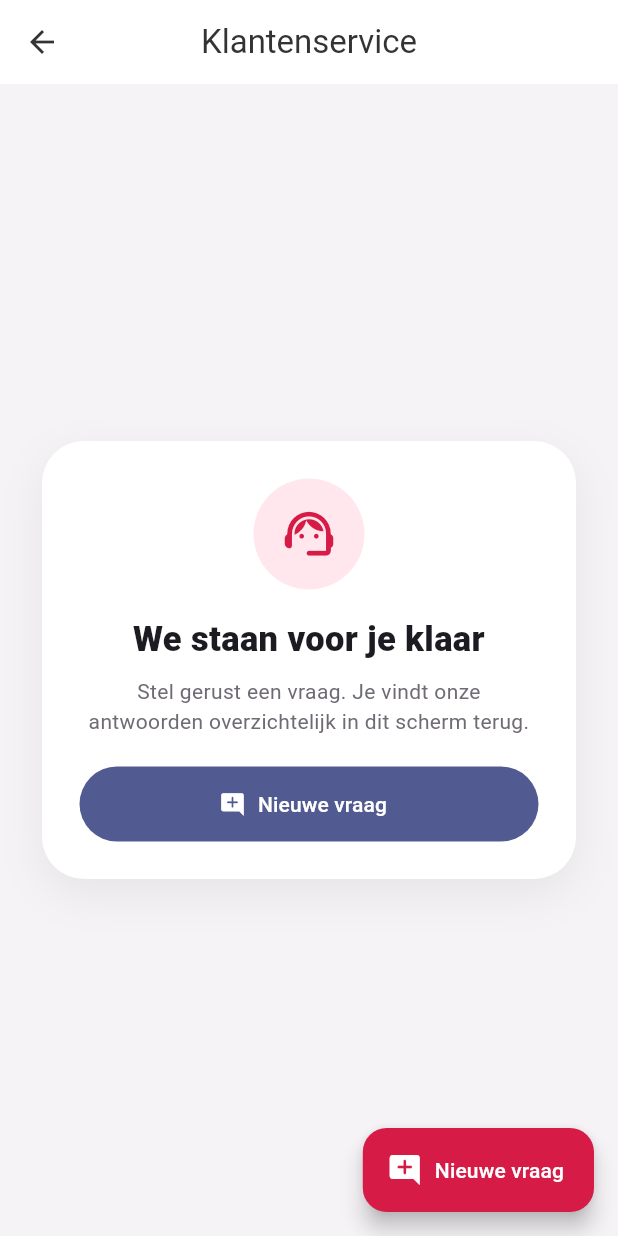
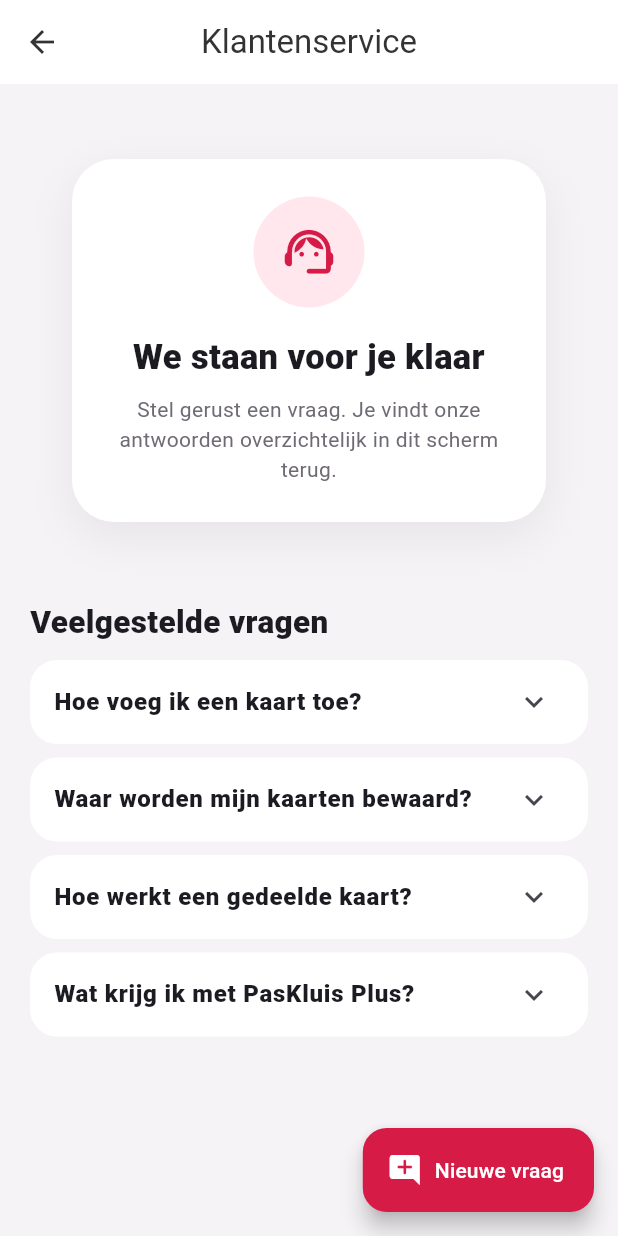
Before and after one commit to RonaldB03/paskluis, a Flutter app: the SupportScreen screen opened directly, on a phone screen of 412 x 824 dp. Run offline on Flutter 3.47's test engine with Material 3 defaults, Android fonts, the phone set to English and light mode, and no system bars; our stand-ins replace barcode_widget, flutter_local_notifications, flutter_secure_storage, geolocator, hive_ce_flutter, image_picker and 6 more; missing offline and left inert: google_mlkit_text_recognition, mobile_scanner, screen_brightness; accounts and stored records are empty.

Commit message:
Refine support and center main titles

```diff
--- a/lib/features/cards/cards_screen.dart
+++ b/lib/features/cards/cards_screen.dart
@@ -361,6 +361,8 @@
           backgroundColor: const Color(0xFFF4F4F6),
           appBar: AppBar(
             automaticallyImplyLeading: false,
+            leadingWidth: 56,
+            leading: const SizedBox.shrink(),
             backgroundColor: Colors.white,
             elevation: 0,
             centerTitle: true,
--- a/lib/features/gift_cards/gift_cards_screen.dart
+++ b/lib/features/gift_cards/gift_cards_screen.dart
@@ -490,6 +490,8 @@
           backgroundColor: const Color(0xFFF4F4F6),
           appBar: AppBar(
             automaticallyImplyLeading: false,
+            leadingWidth: 132,
+            leading: const SizedBox.shrink(),
             title: const PremiumAppTitle('Cadeaukaarten'),
             centerTitle: true,
             titleSpacing: 4,
--- a/lib/features/premium/plus_information_screen.dart
+++ b/lib/features/premium/plus_information_screen.dart
@@ -74,7 +74,7 @@
           const _Benefit(
             icon: Icons.all_inclusive_rounded,
             title: 'Onbeperkt cadeaukaarten',
-            subtitle: 'Bewaar zoveel cadeaukaarten als je wilt. De gratis versie bevat één cadeaukaart.',
+            subtitle: 'Bewaar zoveel cadeaukaarten als je wilt. Zonder Plus kun je één cadeaukaart bewaren.',
           ),
           const _Benefit(
             icon: Icons.ios_share_rounded,
@@ -106,7 +106,7 @@
                 SizedBox(width: 12),
                 Expanded(
                   child: Text(
-                    'Geen abonnement. Eén keer betalen en PasKluis Plus blijft actief.',
+                    'Eén keer betalen en geniet voor altijd van PasKluis Plus.',
                     style: TextStyle(
                       color: Color(0xFF6D5000),
                       fontWeight: FontWeight.w800,
--- a/lib/features/qr_codes/qr_codes_screen.dart
+++ b/lib/features/qr_codes/qr_codes_screen.dart
@@ -421,6 +421,8 @@
           backgroundColor: const Color(0xFFF4F4F6),
           appBar: AppBar(
             automaticallyImplyLeading: false,
+            leadingWidth: 56,
+            leading: const SizedBox.shrink(),
             title: const PremiumAppTitle('QR-codes'),
             centerTitle: true,
             backgroundColor: Colors.white,
--- a/lib/features/support/support_screen.dart
+++ b/lib/features/support/support_screen.dart
@@ -1,6 +1,7 @@
 import 'package:flutter/material.dart';
 
 import '../../data/services/account_service.dart';
+import '../../data/services/help_service.dart';
 import '../../data/services/support_service.dart';
 import 'support_thread_screen.dart';
 
@@ -15,10 +16,12 @@
   bool _loading = false;
   String? _error;
   List<SupportThread> _threads = const [];
+  late final Future<List<HelpFaq>> _faqs;
 
   @override
   void initState() {
     super.initState();
+    _faqs = HelpService.loadFaqs();
     _loadThreads();
   }
 
@@ -109,14 +112,81 @@
       );
     }
     if (_threads.isEmpty) {
-      return _SupportEmpty(
+      return ListView(
+        padding: const EdgeInsets.fromLTRB(20, 22, 20, 110),
+        children: [
+          _SupportEmpty(
             icon: Icons.support_agent_rounded,
             title: 'We staan voor je klaar',
             subtitle: AccountService.currentUser == null
                 ? 'Je hoeft niet in te loggen. Laat je naam en e-mailadres achter en volg het gesprek gewoon in PasKluis.'
                 : 'Stel gerust een vraag. Je vindt onze antwoorden overzichtelijk in dit scherm terug.',
-        buttonLabel: 'Nieuwe vraag',
+            showAction: false,
+            buttonLabel: '',
             onPressed: _newConversation,
+          ),
+          const SizedBox(height: 24),
+          const Text(
+            'Veelgestelde vragen',
+            style: TextStyle(fontSize: 21, fontWeight: FontWeight.w900),
+          ),
+          const SizedBox(height: 10),
+          FutureBuilder<List<HelpFaq>>(
+            future: _faqs,
+            builder: (context, snapshot) {
+              final faqs = snapshot.data ?? const <HelpFaq>[];
+              if (snapshot.connectionState == ConnectionState.waiting) {
+                return const Padding(
+                  padding: EdgeInsets.all(20),
+                  child: Center(child: CircularProgressIndicator()),
+                );
+              }
+              return Column(
+                children: faqs
+                    .take(5)
+                    .map(
+                      (faq) => Card(
+                        elevation: 0,
+                        margin: const EdgeInsets.only(bottom: 9),
+                        color: Colors.white,
+                        shape: RoundedRectangleBorder(
+                          borderRadius: BorderRadius.circular(18),
+                        ),
+                        child: ExpansionTile(
+                          shape: const Border(),
+                          collapsedShape: const Border(),
+                          title: Text(
+                            faq.question,
+                            style: const TextStyle(
+                              fontWeight: FontWeight.w800,
+                            ),
+                          ),
+                          childrenPadding: const EdgeInsets.fromLTRB(
+                            17,
+                            0,
+                            17,
+                            17,
+                          ),
+                          children: [
+                            Align(
+                              alignment: Alignment.centerLeft,
+                              child: Text(
+                                faq.answer,
+                                style: const TextStyle(
+                                  color: Color(0xFF625E67),
+                                  height: 1.45,
+                                ),
+                              ),
+                            ),
+                          ],
+                        ),
+                      ),
+                    )
+                    .toList(),
+              );
+            },
+          ),
+        ],
       );
     }
 
@@ -381,6 +451,7 @@
   final String subtitle;
   final String buttonLabel;
   final VoidCallback onPressed;
+  final bool showAction;
 
   const _SupportEmpty({
     required this.icon,
@@ -388,6 +459,7 @@
     required this.subtitle,
     required this.buttonLabel,
     required this.onPressed,
+    this.showAction = true,
   });
 
   @override
@@ -420,16 +492,18 @@
               Text(subtitle,
                   textAlign: TextAlign.center,
                   style: const TextStyle(color: Color(0xFF6F6A74), height: 1.4)),
+              if (showAction) ...[
                 const SizedBox(height: 20),
                 SizedBox(
                   width: double.infinity,
                   height: 50,
                   child: FilledButton.icon(
                     onPressed: onPressed,
-                  icon: const Icon(Icons.add_comment_rounded),
+                    icon: const Icon(Icons.refresh_rounded),
                     label: Text(buttonLabel),
                   ),
                 ),
+              ],
             ],
           ),
         ),
```
Also changed, not shown: lib/features/home/home_screen.dart (+8 -4 lines), lib/shared/widgets/premium_app_title.dart (+20 -28 lines). Lines whose indentation alone changed are shown as unchanged.
